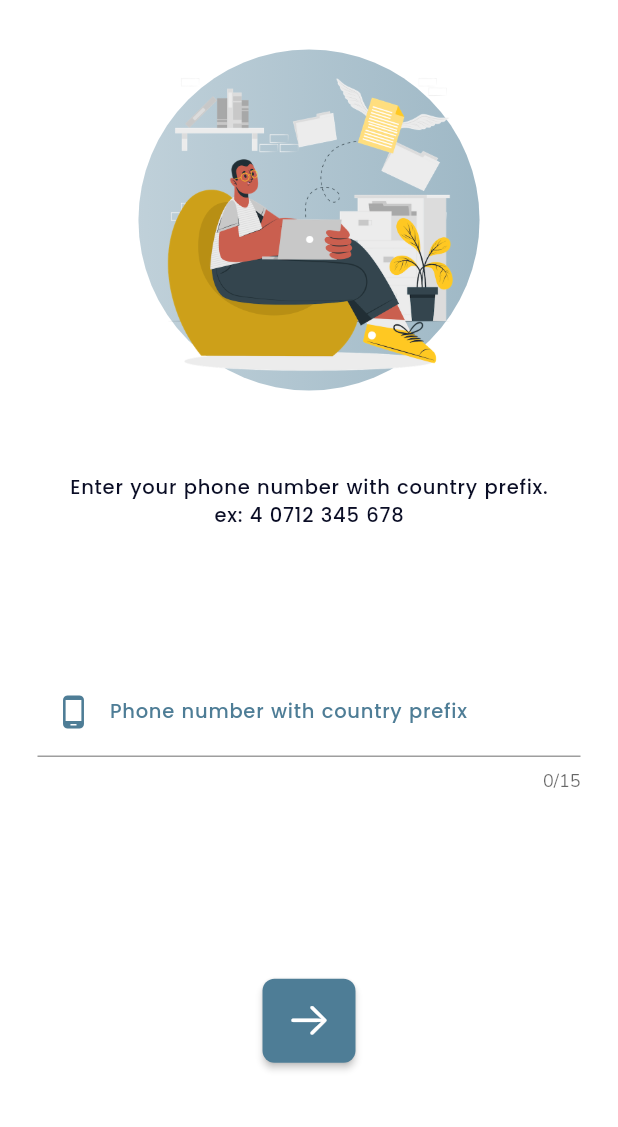
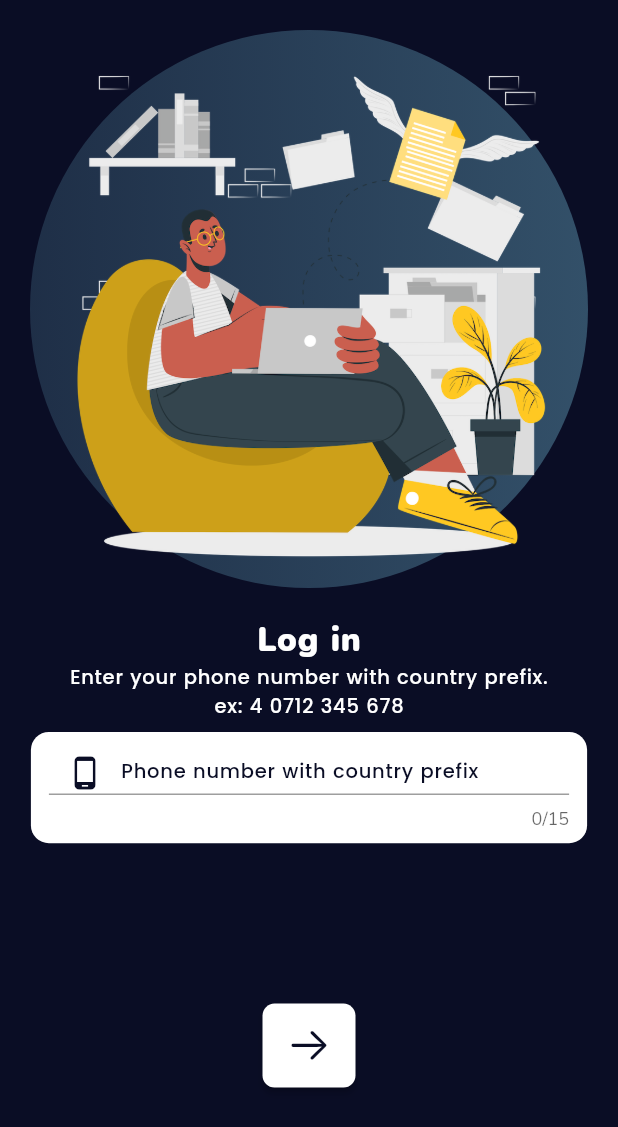
Before and after one commit to zmeulDev/spaco, a Flutter app: the screen it shows after launch, after a tap on "Log in / Sign Up", on a phone screen of 412 x 824 dp. Shown: the top 1127 px of the screen. Run offline on Flutter 3.47's test engine with Material 2 defaults, Android fonts, the light colour scheme and no system bars; our stand-ins replace animated_splash_screen, cached_network_image, cloud_firestore, firebase_auth, firebase_core, firebase_storage and 11 more; missing offline and left inert: avatar_view; accounts and stored records are empty.

Commit message:
otp and design refactory day 2

```diff
--- a/lib/pages/Auth/chooseloginsignup.dart
+++ b/lib/pages/Auth/chooseloginsignup.dart
@@ -1,6 +1,7 @@
 import 'package:flutter/material.dart';
 import 'package:flutter_custom_clippers/flutter_custom_clippers.dart';
 import 'package:get/get.dart';
+import 'package:iconsax/iconsax.dart';
 import 'package:spaco/pages/Auth/login.dart';
 import 'package:spaco/utils/constant.dart';
 
@@ -9,6 +10,9 @@ class ChooseLoginSignup extends StatelessWidget {
 
   @override
   Widget build(BuildContext context) {
+    double height = MediaQuery.of(context).size.height;
+    double width = MediaQuery.of(context).size.width;
+
     return Scaffold(
       backgroundColor: secondaryColor,
       body: Column(
@@ -20,25 +24,25 @@ class ChooseLoginSignup extends StatelessWidget {
               child: ClipPath(
                 clipper: OvalBottomBorderClipper(),
                 child: Container(
-                  height: 600,
-                  width: 500,
-                  color: tertiaryColor,
+                  height: height * 0.5,
+                  width: width,
+                  color: primaryColor,
                   child: Column(
                     mainAxisAlignment: MainAxisAlignment.center,
                     children: [
-                      Opacity(
-                        opacity: 0.8,
-                        child: Image.asset(
-                          'assets/cover_4.png',
-                          width: 300,
-                          height: 300,
-                          fit: BoxFit.cover,
-                        ),
+                      Icon(
+                        Iconsax.hierarchy_square,
+                        color: secondaryColor,
+                        size: 128,
                       ),
                       Text(
-                        'zmeulKit',
+                        'spaco',
                         style: style1.copyWith(
                             fontSize: 28, color: secondaryColor),
+                      ),
+                      Text(
+                        'co-space management',
+                        style: style2.copyWith(color: secondaryColor),
                       ),
                     ],
                   ),
@@ -52,19 +56,16 @@ class ChooseLoginSignup extends StatelessWidget {
               child: Column(
                 mainAxisAlignment: MainAxisAlignment.center,
                 children: [
-                  SizedBox(
-                    height: 10,
-                  ),
                   InkWell(
                     onTap: () {
                       Get.to(() => Login());
                     },
                     child: Container(
-                      height: 50,
-                      width: double.infinity,
+                      height: height * 0.07,
+                      width: width * 0.5,
                       decoration: BoxDecoration(
                         borderRadius: BorderRadius.circular(10),
-                        color: tertiaryColor,
+                        color: primaryColor,
                         //border: Border.all(color: tertiaryColor),
                       ),
                       child: Center(
@@ -75,23 +76,6 @@ class ChooseLoginSignup extends StatelessWidget {
                     ),
                     borderRadius: BorderRadius.circular(10),
                   ),
-                  SizedBox(
-                    height: 10,
-                  ),
-                  Container(
-                    height: 50,
-                    width: double.infinity,
-                    child: TextButton(
-                        onPressed: () {},
-                        style: TextButton.styleFrom(
-                            shape: RoundedRectangleBorder(
-                          borderRadius: BorderRadius.circular(10),
-                        )),
-                        child: Text(
-                          'zmeulKit: flutter/firebase OTP login',
-                          style: style2.copyWith(color: tertiaryColor),
-                        )),
-                  ),
                 ],
               ),
             ),
--- a/lib/pages/Auth/login.dart
+++ b/lib/pages/Auth/login.dart
@@ -1,73 +1,40 @@
 import 'package:flutter/cupertino.dart';
 import 'package:flutter/material.dart';
+import 'package:fluttertoast/fluttertoast.dart';
 import 'package:get/get.dart';
 import 'package:spaco/pages/Auth/enterotp.dart';
 import 'package:spaco/utils/constant.dart';
-import 'package:spaco/utils/helper.dart';
 
 class Login extends StatelessWidget {
   TextEditingController phoneNoController = TextEditingController();
-  TextEditingController passwordController = TextEditingController();
 
   @override
   Widget build(BuildContext context) {
-    Size size = MediaQuery.of(context).size;
+    double height = MediaQuery.of(context).size.height;
+    double width = MediaQuery.of(context).size.width;
+
     return SafeArea(
       child: Scaffold(
+        backgroundColor: primaryColor,
         body: Container(
-          margin: const EdgeInsets.only(
-            left: 25,
-            right: 25,
-          ),
           child: Column(
             children: [
-              SizedBox(
-                height: size.height * 0.04,
-              ),
               upperImage(),
-              SizedBox(
-                height: size.height * 0.02,
-              ),
-              loginText(context),
-              SizedBox(
-                height: size.height * 0.02,
-              ),
-              Expanded(
-                flex: 5,
-                child: Container(
-                  child: Column(
-                    children: [
-                      TextField(
-                        controller: phoneNoController,
-                        keyboardType: TextInputType.number,
-                        maxLength: 15,
-                        decoration: InputDecoration(
-                          focusedBorder: const UnderlineInputBorder(
-                              borderSide: BorderSide(color: tertiaryColor)),
-                          prefixText: ' + ',
-                          prefixStyle: style2,
-                          hintText: '',
-                          labelText: 'Phone number with country prefix',
-                          labelStyle: style2.copyWith(color: tertiaryColor),
-                          prefixIcon: const Icon(Icons.phone_android,
-                              color: tertiaryColor),
-                        ),
-                      ),
-                      SizedBox(
-                        height: size.height * 0.01,
-                      ),
+              loginForm(context),
               loginArrowButton(() {
                 if (phoneNoController.text.isEmpty) {
-                          Helper.showSnack(context,
-                              "Please enter your phone number to proceed.");
+                  Fluttertoast.showToast(
+                      msg: "Please enter your phone number!",
+                      toastLength: Toast.LENGTH_LONG,
+                      gravity: ToastGravity.BOTTOM,
+                      timeInSecForIosWeb: 3,
+                      backgroundColor: Colors.red,
+                      textColor: Colors.white,
+                      fontSize: 16.0);
                 } else {
                   Get.to(() => EnterOTPScreen(phoneNoController.text));
                 }
-                      }),
-                    ],
-                  ),
-                ),
-              ),
+              })
             ],
           ),
         ),
@@ -85,7 +52,7 @@ class Login extends StatelessWidget {
           onTap: function,
           child: Text(
             'Forget Password?',
-            style: style3.copyWith(color: tertiaryColor),
+            style: style3.copyWith(color: secondaryColor),
           ),
           borderRadius: BorderRadius.circular(10),
         ),
@@ -94,16 +61,15 @@ class Login extends StatelessWidget {
   }
 
   upperImage() {
-    return Expanded(
-      flex: 3,
-      child: Container(
+    return Container(
+      margin: EdgeInsets.all(20),
       decoration: BoxDecoration(
           shape: BoxShape.circle,
           gradient: LinearGradient(colors: [
             tertiaryColor.withOpacity(0.3),
             tertiaryColor.withOpacity(0.6),
           ])),
-        child: const Center(
+      child: Center(
           child: Padding(
         padding: EdgeInsets.all(1.0),
         child: Image(
@@ -111,48 +77,69 @@ class Login extends StatelessWidget {
           fit: BoxFit.fill,
         ),
       )),
+    );
+  }
+
+  loginForm(BuildContext context) {
+    double height = MediaQuery.of(context).size.height;
+    double width = MediaQuery.of(context).size.width;
+
+    return Container(
+      child: Column(
+        children: [
+          Text(
+            'Log in',
+            style: style1.copyWith(color: secondaryColor),
+          ),
+          Text(
+            'Enter your phone number with country prefix.',
+            style: style2.copyWith(color: secondaryColor),
+          ),
+          Text(
+            'ex: 4 0712 345 678',
+            style: style2.copyWith(color: secondaryColor),
+          ),
+          Container(
+            margin: EdgeInsets.all(8),
+            padding: EdgeInsets.all(12),
+            height: height * 0.09,
+            width: width * 0.9,
+            decoration: BoxDecoration(
+              borderRadius: BorderRadius.circular(12),
+              color: secondaryColor,
+              //border: Border.all(color: tertiaryColor),
+            ),
+            child: TextField(
+              controller: phoneNoController,
+              keyboardType: TextInputType.number,
+              maxLength: 15,
+              decoration: InputDecoration(
+                focusedBorder: UnderlineInputBorder(
+                    borderSide: BorderSide(color: primaryColor)),
+                prefixText: ' + ',
+                prefixStyle: style2,
+                hintText: '',
+                labelText: 'Phone number with country prefix',
+                labelStyle: style2,
+                prefixIcon: Icon(Icons.phone_android, color: primaryColor),
+              ),
+            ),
+          ),
+        ],
       ),
     );
   }
 
-  loginText(BuildContext context) {
-    Size size = MediaQuery.of(context).size;
-    return Expanded(
-      flex: 2,
-      child: Container(
-        child: Column(
-          children: [
-            Text(
-              'Log in',
-              style: style1,
-            ),
-            SizedBox(
-              height: size.height * 0.01,
-            ),
-            Text(
-              'Enter your phone number with country prefix.',
-              style: style2,
-            ),
-            Text(
-              'ex: 4 0712 345 678',
-              style: style2,
-            ),
-          ],
-        ),
-      ),
-    );
-  }
-
-  loginArrowButton(function) {
+  loginArrowButton(validate) {
     return Expanded(
       child: Container(
           height: 52,
           width: 62,
           child: Center(
             child: ElevatedButton(
-                onPressed: function,
+                onPressed: validate,
                 style: ElevatedButton.styleFrom(
-                    primary: tertiaryColor,
+                    primary: secondaryColor,
                     padding: const EdgeInsets.all(13),
                     shape: RoundedRectangleBorder(
                       borderRadius: BorderRadius.circular(8),
@@ -160,7 +147,7 @@ class Login extends StatelessWidget {
                 child: const Icon(
                   CupertinoIcons.arrow_right,
                   size: 30,
-                  color: secondaryColor,
+                  color: primaryColor,
                 )),
           )),
     );
```
Also changed, not shown: 1 other file. Lines whose indentation alone changed are shown as unchanged.
